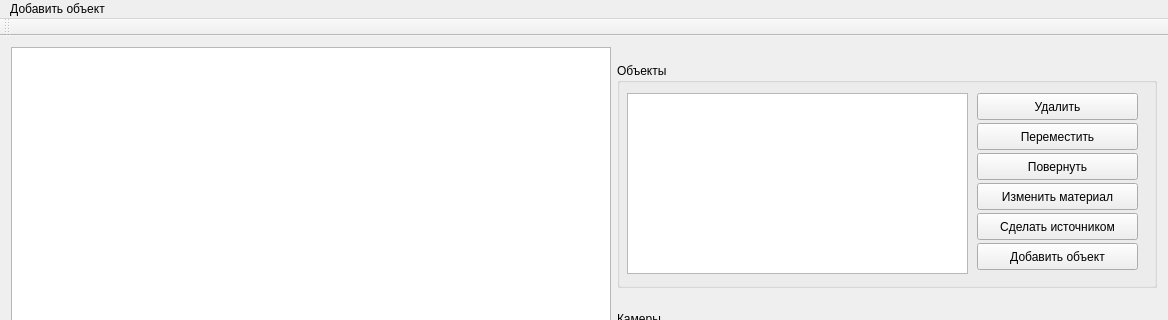
Before: the Qt Designer form src/window/main_window.ui in jur4ikoff/cg-coursework, drawn with Qt 5; both pictures show x 0 to 1168 and y 0 to 320 of the 1168 by 693 pixel window.
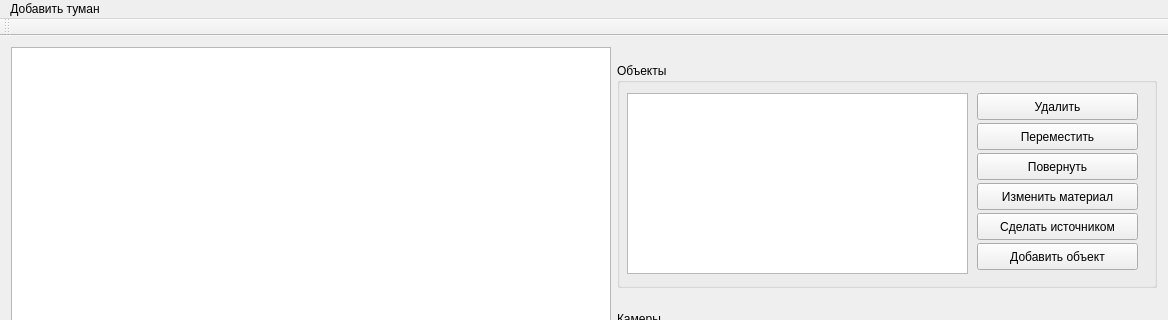
After: the same form once the commit is applied.

```diff
--- a/src/window/main_window.ui
+++ b/src/window/main_window.ui
@@ -486,15 +486,15 @@
      <height>33</height>
     </rect>
    </property>
-   <widget class="QMenu" name="menu">
+   <widget class="QMenu" name="Menu">
     <property name="title">
-     <string>Добавить объект</string>
+     <string>Добавить туман</string>
     </property>
     <addaction name="separator"/>
     <addaction name="action_11"/>
     <addaction name="action_12"/>
    </widget>
-   <addaction name="menu"/>
+   <addaction name="Menu"/>
   </widget>
   <action name="action">
    <property name="text">
```
Left out of the diff: 9 changed lines with no effect on the pictures.
